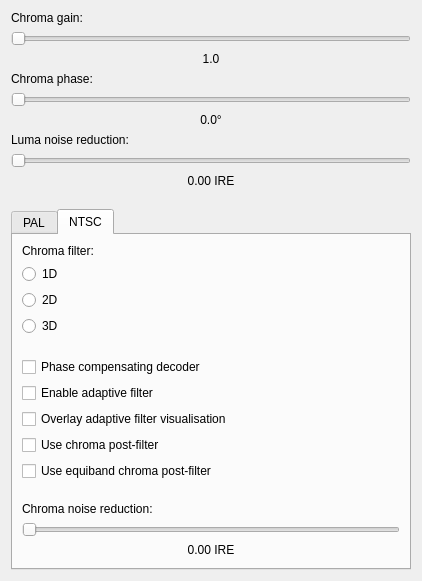
Above: tools/ld-analyse/chromadecoderconfigdialog.ui from happycube/ld-decode before the change. Below: the same form after it.
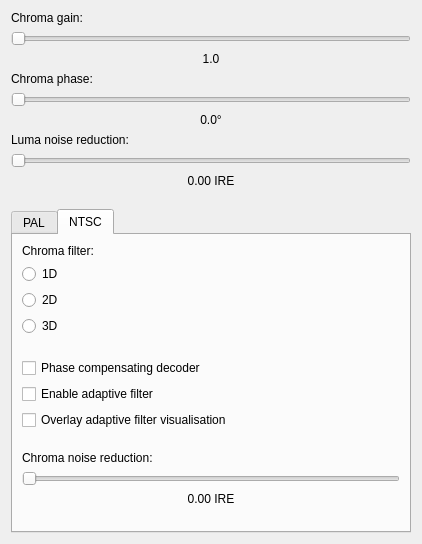
That is the form after the change.

Commit message:
Always enable the NTSC equiband IQ filter.
Since it's always on in phase-compensating mode anyway, and it provides
a small improvement in non-phase-compensating mode, we may as well
remove the option to disable it entirely.

Narrowband mode as currently implemented makes a negligable difference
to the output, and Poynton says that narrowband encoding "has not been
practiced since about 1970", so remove that as well. (Poynton also notes
that in theory a narrowband decoder should use a different shape for the
I filter as well.)

```diff
--- a/tools/ld-analyse/chromadecoderconfigdialog.ui
+++ b/tools/ld-analyse/chromadecoderconfigdialog.ui
@@ -345,20 +345,6 @@
          </property>
         </widget>
        </item>
-       <item>
-        <widget class="QCheckBox" name="colorLpfCheckBox">
-         <property name="text">
-          <string>Use chroma post-filter</string>
-         </property>
-        </widget>
-       </item>
-       <item>
-        <widget class="QCheckBox" name="colorLpfHqCheckBox">
-         <property name="text">
-          <string>Use equiband chroma post-filter</string>
-         </property>
-        </widget>
-       </item>
        <item>
         <spacer name="verticalSpacer_5">
          <property name="orientation">
```
The commit also changes 8 other files.
